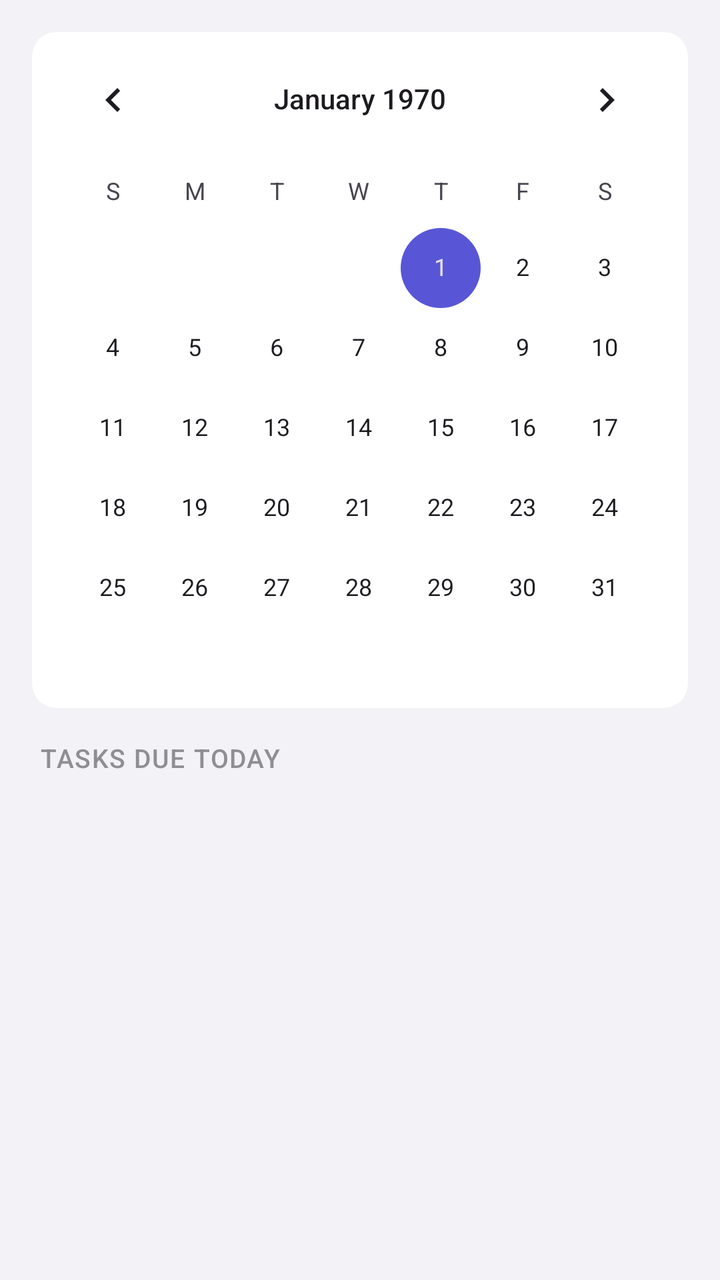
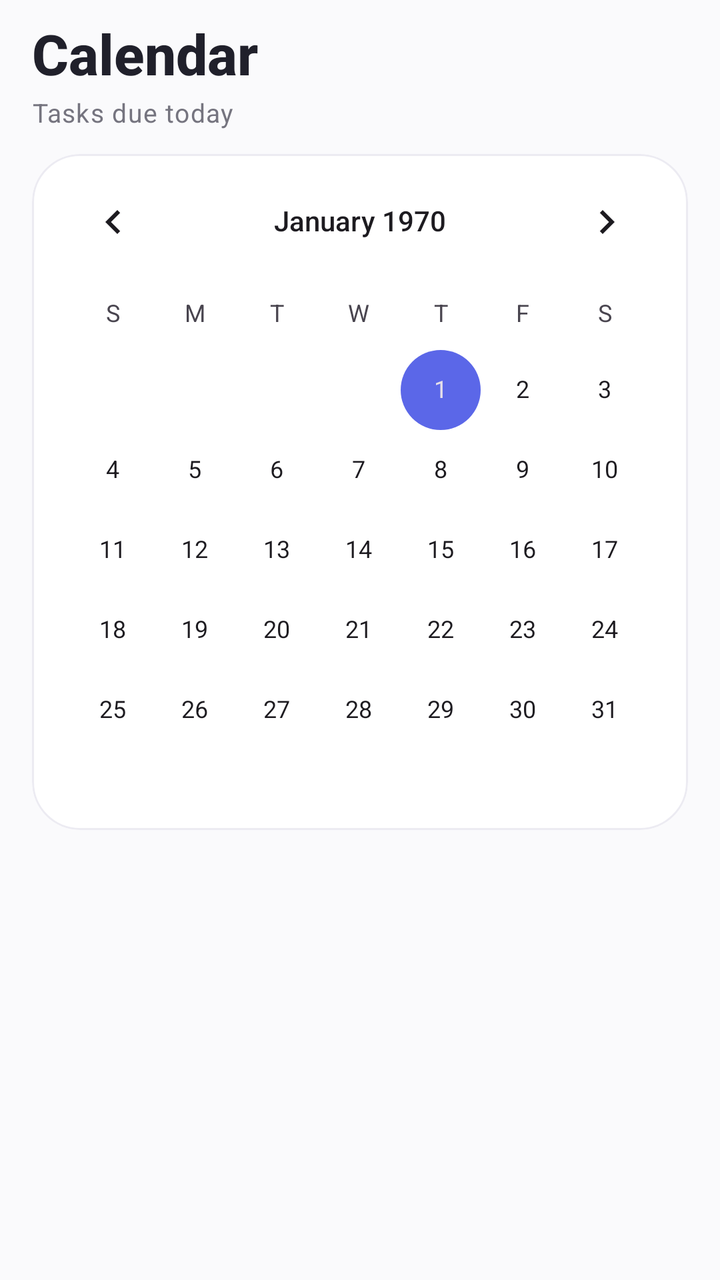

The first picture is an Android layout as it rendered before a commit; the second is the same layout after the commit. The layout source and the unified diff follow.
<!-- AndroidManifest.xml: application theme Theme.LorenzFlow -->
<!-- res/layout/fragment_calendar.xml -->
<?xml version="1.0" encoding="utf-8"?>
<LinearLayout
    xmlns:android="http://schemas.android.com/apk/res/android"
    xmlns:app="http://schemas.android.com/apk/res-auto"
    android:layout_width="match_parent"
    android:layout_height="match_parent"
    android:orientation="vertical"
    android:background="@color/ios_grouped_background">

    
    <com.google.android.material.card.MaterialCardView
        android:layout_width="match_parent"
        android:layout_height="wrap_content"
        android:layout_margin="16dp"
        app:cardCornerRadius="12dp"
        app:cardElevation="0dp"
        app:strokeWidth="0dp"
        app:cardBackgroundColor="?attr/colorSurface">

        <CalendarView
            android:id="@+id/calendar_view"
            android:layout_width="match_parent"
            android:layout_height="wrap_content" />

    </com.google.android.material.card.MaterialCardView>

    
    <TextView
        android:id="@+id/text_selected_date"
        android:layout_width="match_parent"
        android:layout_height="wrap_content"
        android:layout_marginStart="20dp"
        android:layout_marginEnd="20dp"
        android:layout_marginBottom="8dp"
        android:text="Tasks due today"
        android:textColor="@color/ios_secondary_label"
        android:textSize="13sp"
        android:fontFamily="sans-serif-medium"
        android:textAllCaps="true"
        android:letterSpacing="0.04" />

    <FrameLayout
        android:layout_width="match_parent"
        android:layout_height="0dp"
        android:layout_weight="1">

        
        <androidx.recyclerview.widget.RecyclerView
            android:id="@+id/recycler_calendar_tasks"
            android:layout_width="match_parent"
            android:layout_height="match_parent"
            android:clipToPadding="false"
            android:paddingHorizontal="16dp"
            android:paddingBottom="24dp" />

        
        <LinearLayout
            android:id="@+id/empty_state_calendar"
            android:layout_width="match_parent"
            android:layout_height="match_parent"
            android:gravity="center"
            android:orientation="vertical"
            android:padding="32dp"
            android:visibility="gone">

            <ImageView
                android:layout_width="48dp"
                android:layout_height="48dp"
                android:src="@drawable/ic_calendar"
                android:alpha="0.2"
                android:importantForAccessibility="no"
                app:tint="?attr/colorOnSurface" />

            <TextView
                android:layout_width="wrap_content"
                android:layout_height="wrap_content"
                android:layout_marginTop="12dp"
                android:text="No tasks due on this day"
                android:textAlignment="center"
                android:textColor="@color/ios_secondary_label"
                android:textSize="14sp"
                android:fontFamily="sans-serif" />

        </LinearLayout>

    </FrameLayout>

</LinearLayout>
<!-- resources referenced by this layout -->
<resources>
  <color name="ios_grouped_background">#F2F2F7</color>
  <color name="ios_secondary_label">#8E8E93</color>
  <style name="Theme.LorenzFlow" parent="Theme.Material3.Light.NoActionBar">
          <item name="colorPrimary">@color/md_theme_light_primary</item>
          <item name="colorOnPrimary">@color/md_theme_light_onPrimary</item>
          <item name="colorPrimaryContainer">@color/md_theme_light_primaryContainer</item>
          <item name="colorOnPrimaryContainer">@color/md_theme_light_onPrimaryContainer</item>
          <item name="colorSecondary">@color/md_theme_light_secondary</item>
          <item name="colorOnSecondary">@color/md_theme_light_onSecondary</item>
          <item name="colorSecondaryContainer">@color/md_theme_light_secondaryContainer</item>
          <item name="colorOnSecondaryContainer">@color/md_theme_light_onSecondaryContainer</item>
          <item name="colorTertiary">@color/md_theme_light_tertiary</item>
          <item name="colorOnTertiary">@color/md_theme_light_onTertiary</item>
          <item name="colorTertiaryContainer">@color/md_theme_light_tertiaryContainer</item>
          <item name="colorOnTertiaryContainer">@color/md_theme_light_onTertiaryContainer</item>
          <item name="colorError">@color/md_theme_light_error</item>
          <item name="colorOnError">@color/md_theme_light_onError</item>
          <item name="colorErrorContainer">@color/md_theme_light_errorContainer</item>
          <item name="colorOnErrorContainer">@color/md_theme_light_onErrorContainer</item>
          <item name="android:colorBackground">@color/md_theme_light_background</item>
          <item name="colorOnBackground">@color/md_theme_light_onBackground</item>
          <item name="colorSurface">@color/md_theme_light_surface</item>
          <item name="colorOnSurface">@color/md_theme_light_onSurface</item>
          <item name="colorSurfaceVariant">@color/md_theme_light_surfaceVariant</item>
          <item name="colorOnSurfaceVariant">@color/md_theme_light_onSurfaceVariant</item>
          <item name="colorOutline">@color/md_theme_light_outline</item>
          <item name="colorOutlineVariant">@color/md_theme_light_outlineVariant</item>
          <item name="colorSurfaceInverse">@color/md_theme_light_inverseSurface</item>
          <item name="colorOnSurfaceInverse">@color/md_theme_light_inverseOnSurface</item>
  
          
          <item name="android:statusBarColor">@android:color/transparent</item>
          <item name="android:navigationBarColor">@color/md_theme_light_surface</item>
          <item name="android:windowLightStatusBar">true</item>
      </style>
  <color name="md_theme_light_primary">#007AFF</color>
  <color name="md_theme_light_onPrimary">#FFFFFF</color>
  <color name="md_theme_light_primaryContainer">#D6E4FF</color>
  <color name="md_theme_light_onPrimaryContainer">#001B3E</color>
  <color name="md_theme_light_secondary">#5856D6</color>
  <color name="md_theme_light_onSecondary">#FFFFFF</color>
  <color name="md_theme_light_secondaryContainer">#E8E0FF</color>
  <color name="md_theme_light_onSecondaryContainer">#1C0062</color>
  <color name="md_theme_light_background">#F2F2F7</color>
  <color name="md_theme_light_onBackground">#1C1C1E</color>
  <color name="md_theme_light_onSurface">#1C1C1E</color>
  <color name="md_theme_light_surfaceVariant">#FFFFFF</color>
  <color name="md_theme_light_onSurfaceVariant">#3C3C43</color>
  <color name="md_theme_light_outline">#C6C6C8</color>
  <color name="md_theme_light_outlineVariant">#E5E5EA</color>
  <!-- unchanged entries left out for length: 12 -->
</resources>

<!-- the commit's change to res/layout/fragment_calendar.xml (unified diff, before → after) -->
@@ -5,16 +5,41 @@
     android:layout_width="match_parent"
     android:layout_height="match_parent"
     android:orientation="vertical"
-    android:background="@color/ios_grouped_background">
+    android:background="@color/lf_background">
+
+    
+    <TextView
+        android:layout_width="wrap_content"
+        android:layout_height="wrap_content"
+        android:layout_marginTop="@dimen/lf_spacing_sm"
+        android:paddingHorizontal="@dimen/lf_screen_padding"
+        android:text="@string/calendar_title"
+        android:textSize="28sp"
+        android:textStyle="bold"
+        android:fontFamily="sans-serif-medium"
+        android:textColor="@color/lf_text_primary" />
+
+    <TextView
+        android:id="@+id/text_selected_date"
+        android:layout_width="match_parent"
+        android:layout_height="wrap_content"
+        android:layout_marginTop="2dp"
+        android:layout_marginStart="@dimen/lf_screen_padding"
+        android:layout_marginEnd="@dimen/lf_screen_padding"
+        android:text="@string/tasks_due_today"
+        android:textAppearance="@style/TextAppearance.LF.Caption"
+        android:textSize="13sp" />
 
     
     <com.google.android.material.card.MaterialCardView
         android:layout_width="match_parent"
         android:layout_height="wrap_content"
-        android:layout_margin="16dp"
-        app:cardCornerRadius="12dp"
+        android:layout_marginHorizontal="@dimen/lf_screen_padding"
+        android:layout_marginTop="@dimen/lf_spacing_md"
+        app:cardCornerRadius="@dimen/lf_corner_card"
         app:cardElevation="0dp"
-        app:strokeWidth="0dp"
+        app:strokeColor="@color/lf_hairline"
+        app:strokeWidth="1dp"
         app:cardBackgroundColor="?attr/colorSurface">
 
         <CalendarView
@@ -23,21 +48,6 @@
             android:layout_height="wrap_content" />
 
     </com.google.android.material.card.MaterialCardView>
-
-    
-    <TextView
-        android:id="@+id/text_selected_date"
-        android:layout_width="match_parent"
-        android:layout_height="wrap_content"
-        android:layout_marginStart="20dp"
-        android:layout_marginEnd="20dp"
-        android:layout_marginBottom="8dp"
-        android:text="Tasks due today"
-        android:textColor="@color/ios_secondary_label"
-        android:textSize="13sp"
-        android:fontFamily="sans-serif-medium"
-        android:textAllCaps="true"
-        android:letterSpacing="0.04" />
 
     <FrameLayout
         android:layout_width="match_parent"
@@ -50,7 +60,8 @@
             android:layout_width="match_parent"
             android:layout_height="match_parent"
             android:clipToPadding="false"
-            android:paddingHorizontal="16dp"
+            android:paddingHorizontal="@dimen/lf_screen_padding"
+            android:paddingTop="@dimen/lf_spacing_sm"
             android:paddingBottom="24dp" />
 
         
@@ -67,19 +78,18 @@
                 android:layout_width="48dp"
                 android:layout_height="48dp"
                 android:src="@drawable/ic_calendar"
-                android:alpha="0.2"
-                android:importantForAccessibility="no"
-                app:tint="?attr/colorOnSurface" />
+                android:alpha="0.25"
+                app:tint="@color/lf_text_secondary"
+                android:importantForAccessibility="no" />
 
             <TextView
                 android:layout_width="wrap_content"
                 android:layout_height="wrap_content"
                 android:layout_marginTop="12dp"
-                android:text="No tasks due on this day"
+                android:text="@string/no_tasks_due_day"
                 android:textAlignment="center"
-                android:textColor="@color/ios_secondary_label"
-                android:textSize="14sp"
-                android:fontFamily="sans-serif" />
+                android:textAppearance="@style/TextAppearance.LF.Caption"
+                android:textSize="14sp" />
 
         </LinearLayout>
 
<!-- resource entries referenced after the edit -->
@@ -1,16 +1,30 @@
 <!-- resources referenced by this layout -->
 <resources>
-  <color name="ios_grouped_background">#F2F2F7</color>
-  <color name="ios_secondary_label">#8E8E93</color>
+  <color name="lf_background">#FAFAFC</color>
+  <color name="lf_hairline">#ECEBF2</color>
+  <color name="lf_text_primary">#20202B</color>
+  <color name="lf_text_secondary">#75747F</color>
+  <dimen name="lf_corner_card">24dp</dimen>
+  <dimen name="lf_screen_padding">16dp</dimen>
+  <dimen name="lf_spacing_md">12dp</dimen>
+  <dimen name="lf_spacing_sm">8dp</dimen>
+  <string name="calendar_title">Calendar</string>
+  <string name="no_tasks_due_day">No tasks due on this day</string>
+  <string name="tasks_due_today">Tasks due today</string>
+  <style name="TextAppearance.LF.Caption" parent="TextAppearance.Material3.BodySmall">
+          <item name="android:textSize">12sp</item>
+          <item name="android:textColor">@color/lf_text_secondary</item>
+          <item name="android:fontFamily">sans-serif</item>
+      </style>
   <style name="Theme.LorenzFlow" parent="Theme.Material3.Light.NoActionBar">
-          <item name="colorPrimary">@color/md_theme_light_primary</item>
-          <item name="colorOnPrimary">@color/md_theme_light_onPrimary</item>
-          <item name="colorPrimaryContainer">@color/md_theme_light_primaryContainer</item>
-          <item name="colorOnPrimaryContainer">@color/md_theme_light_onPrimaryContainer</item>
-          <item name="colorSecondary">@color/md_theme_light_secondary</item>
-          <item name="colorOnSecondary">@color/md_theme_light_onSecondary</item>
-          <item name="colorSecondaryContainer">@color/md_theme_light_secondaryContainer</item>
-          <item name="colorOnSecondaryContainer">@color/md_theme_light_onSecondaryContainer</item>
+          <item name="colorPrimary">@color/lf_accent</item>
+          <item name="colorOnPrimary">@color/lf_on_accent</item>
+          <item name="colorPrimaryContainer">@color/lf_accent_soft</item>
+          <item name="colorOnPrimaryContainer">@color/lf_text_primary</item>
+          <item name="colorSecondary">@color/lf_accent</item>
+          <item name="colorOnSecondary">@color/lf_on_accent</item>
+          <item name="colorSecondaryContainer">@color/lf_accent_soft</item>
+          <item name="colorOnSecondaryContainer">@color/lf_text_primary</item>
           <item name="colorTertiary">@color/md_theme_light_tertiary</item>
           <item name="colorOnTertiary">@color/md_theme_light_onTertiary</item>
           <item name="colorTertiaryContainer">@color/md_theme_light_tertiaryContainer</item>
@@ -19,37 +33,42 @@
           <item name="colorOnError">@color/md_theme_light_onError</item>
           <item name="colorErrorContainer">@color/md_theme_light_errorContainer</item>
           <item name="colorOnErrorContainer">@color/md_theme_light_onErrorContainer</item>
-          <item name="android:colorBackground">@color/md_theme_light_background</item>
-          <item name="colorOnBackground">@color/md_theme_light_onBackground</item>
-          <item name="colorSurface">@color/md_theme_light_surface</item>
-          <item name="colorOnSurface">@color/md_theme_light_onSurface</item>
-          <item name="colorSurfaceVariant">@color/md_theme_light_surfaceVariant</item>
-          <item name="colorOnSurfaceVariant">@color/md_theme_light_onSurfaceVariant</item>
-          <item name="colorOutline">@color/md_theme_light_outline</item>
-          <item name="colorOutlineVariant">@color/md_theme_light_outlineVariant</item>
+          <item name="android:colorBackground">@color/lf_background</item>
+          
+          <item name="android:windowBackground">@color/lf_background</item>
+          <item name="colorOnBackground">@color/lf_text_primary</item>
+          <item name="colorSurface">@color/lf_surface</item>
+          <item name="colorOnSurface">@color/lf_text_primary</item>
+          <item name="colorSurfaceVariant">@color/lf_surface_variant</item>
+          <item name="colorOnSurfaceVariant">@color/lf_text_secondary</item>
+          <item name="colorOutline">@color/lf_hairline</item>
+          <item name="colorOutlineVariant">@color/lf_hairline</item>
           <item name="colorSurfaceInverse">@color/md_theme_light_inverseSurface</item>
           <item name="colorOnSurfaceInverse">@color/md_theme_light_inverseOnSurface</item>
+  
+          
+          <item name="shapeAppearanceSmallComponent">@style/ShapeAppearance.LF.Pill</item>
+          <item name="shapeAppearanceMediumComponent">@style/ShapeAppearance.LF.Corner24</item>
+          <item name="shapeAppearanceLargeComponent">@style/ShapeAppearance.LF.Corner24</item>
   
           
           <item name="android:statusBarColor">@android:color/transparent</item>
           <item name="android:navigationBarColor">@color/md_theme_light_surface</item>
           <item name="android:windowLightStatusBar">true</item>
       </style>
-  <color name="md_theme_light_primary">#007AFF</color>
-  <color name="md_theme_light_onPrimary">#FFFFFF</color>
-  <color name="md_theme_light_primaryContainer">#D6E4FF</color>
-  <color name="md_theme_light_onPrimaryContainer">#001B3E</color>
-  <color name="md_theme_light_secondary">#5856D6</color>
-  <color name="md_theme_light_onSecondary">#FFFFFF</color>
-  <color name="md_theme_light_secondaryContainer">#E8E0FF</color>
-  <color name="md_theme_light_onSecondaryContainer">#1C0062</color>
-  <color name="md_theme_light_background">#F2F2F7</color>
-  <color name="md_theme_light_onBackground">#1C1C1E</color>
-  <color name="md_theme_light_onSurface">#1C1C1E</color>
-  <color name="md_theme_light_surfaceVariant">#FFFFFF</color>
-  <color name="md_theme_light_onSurfaceVariant">#3C3C43</color>
-  <color name="md_theme_light_outline">#C6C6C8</color>
-  <color name="md_theme_light_outlineVariant">#E5E5EA</color>
+  <color name="lf_accent">#5B67E8</color>
+  <color name="lf_on_accent">#FFFFFF</color>
+  <color name="lf_accent_soft">#E9EBFC</color>
+  <color name="lf_surface">#FFFFFF</color>
+  <color name="lf_surface_variant">#F3F2F8</color>
+  <style name="ShapeAppearance.LF.Pill" parent="ShapeAppearance.Material3.SmallComponent">
+          <item name="cornerFamily">rounded</item>
+          <item name="cornerSize">50%</item>
+      </style>
+  <style name="ShapeAppearance.LF.Corner24" parent="ShapeAppearance.Material3.MediumComponent">
+          <item name="cornerFamily">rounded</item>
+          <item name="cornerSize">24dp</item>
+      </style>
   <!-- unchanged entries left out for length: 12 -->
 </resources>
 
